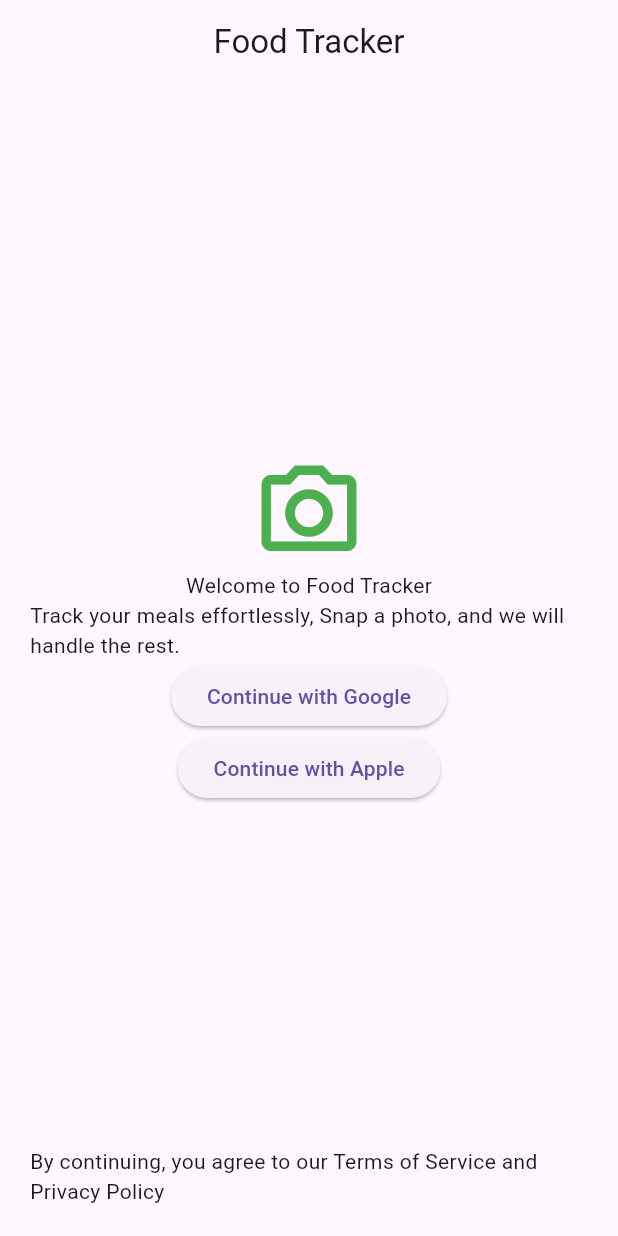
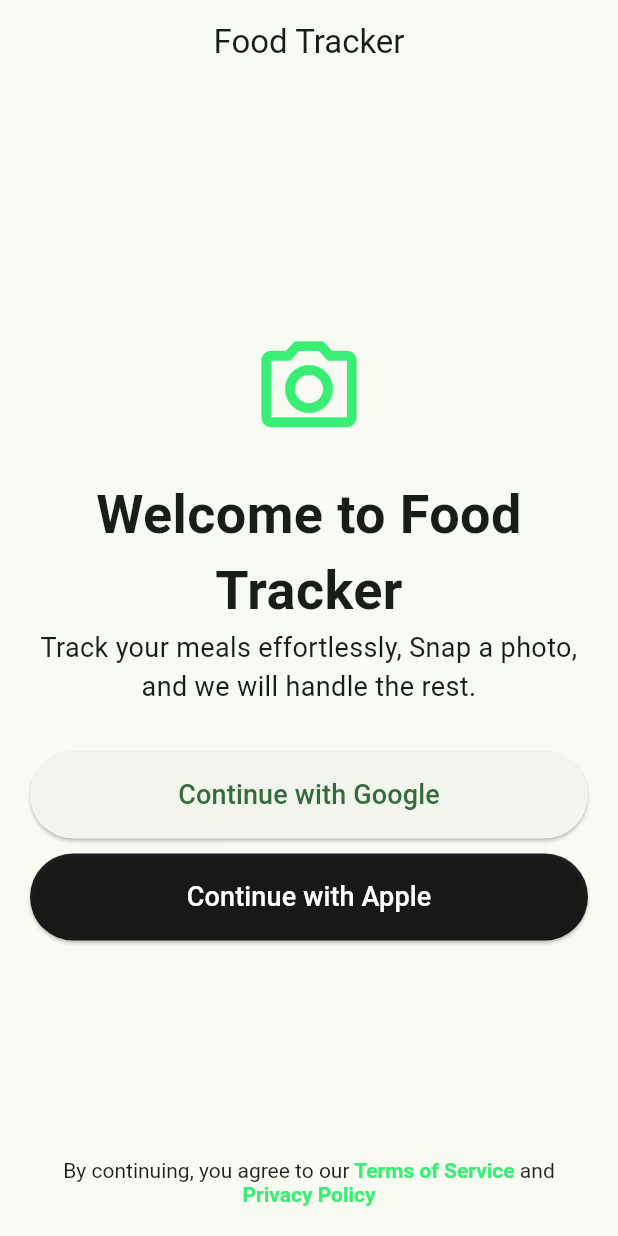
Before and after one commit to Hasibol-Hoda-Inu/Easy-Cal, a Flutter app: the screen it shows after launch, on a phone screen of 412 x 824 dp. Run offline on Flutter 3.47's test engine with Material 3 defaults, Android fonts, the phone set to English and light mode, and no system bars.

Commit message:
login screen, the journey starts here

```diff
--- a/lib/application/app.dart
+++ b/lib/application/app.dart
@@ -1,3 +1,4 @@
+import 'package:easy_cal/application/app_theme_data.dart';
 import 'package:easy_cal/features/auth/presentation/screen/login.dart';
 import 'package:easy_cal/homeScreen.dart';
 import 'package:flutter/material.dart';
@@ -8,6 +9,10 @@ class EasyCal extends StatelessWidget {
   @override
   Widget build(BuildContext context) {
     return MaterialApp(
+      debugShowCheckedModeBanner: false,
+      theme: AppThemeData.lightThemeData,
+      darkTheme: AppThemeData.darkThemeData,
+      themeMode: ThemeMode.light,
       home: Login(),
     );
   }
--- /dev/null
+++ b/lib/application/app_colors.dart
@@ -0,0 +1,5 @@
+import 'dart:ui';
+
+class AppColors {
+  static const Color themeColor = Color(0xff38ee74);
+}
--- /dev/null
+++ b/lib/application/app_theme_data.dart
@@ -0,0 +1,20 @@
+import 'package:easy_cal/application/app_colors.dart';
+import 'package:flutter/material.dart';
+
+class AppThemeData {
+  static ThemeData get lightThemeData{
+    return ThemeData(
+      colorSchemeSeed: AppColors.themeColor,
+      elevatedButtonTheme: ElevatedButtonThemeData(
+        style: ElevatedButton.styleFrom(
+          padding: EdgeInsets.symmetric(vertical: 16),
+        )
+      )
+    );
+  }
+  static ThemeData get darkThemeData{
+    return ThemeData(
+      colorSchemeSeed: AppColors.themeColor,
+    );
+  }
+}
--- a/lib/features/auth/presentation/screen/login.dart
+++ b/lib/features/auth/presentation/screen/login.dart
@@ -1,4 +1,7 @@
+import 'package:flutter/gestures.dart';
 import 'package:flutter/material.dart';
+
+import '../../../../application/app_colors.dart';
 
 class Login extends StatefulWidget {
   const Login({super.key});
@@ -23,21 +26,65 @@ class _LoginState extends State<Login> {
             Spacer(),
             Icon(
               Icons.camera_alt_outlined,
-              color: Colors.green,
+              color: AppColors.themeColor,
               size: 76,
             ),
-            Text("Welcome to Food Tracker"),
-            Text("Track your meals effortlessly, Snap a photo, and we will handle the rest."),
-            ElevatedButton(
-                onPressed: (){},
-                child: Text("Continue with Google"),
+            SizedBox(height: 20,),
+            Text("Welcome to Food Tracker",
+              textAlign: TextAlign.center,
+              style: TextStyle(
+              fontWeight: FontWeight.bold,
+              fontSize: 36
+            ),),
+            Text("Track your meals effortlessly, Snap a photo, and we will handle the rest.",
+              textAlign: TextAlign.center,
+              style: TextStyle(
+                fontSize: 18,
+              ),
             ),
-            ElevatedButton(
-                onPressed: (){},
-                child: Text("Continue with Apple"),
+            SizedBox(height: 30,),
+            SizedBox(
+              width: double.infinity,
+              child: ElevatedButton(
+                  onPressed: (){},
+                  child: Text("Continue with Google", style: TextStyle(fontSize: 18),),
+              ),
+            ),
+            SizedBox(height: 10,),
+            SizedBox(
+              width: double.infinity,
+              child: ElevatedButton(
+                  onPressed: (){},
+                  style: ElevatedButton.styleFrom(
+                    backgroundColor: Colors.black87,
+                    foregroundColor: Colors.white
+                  ),
+                  child: Text("Continue with Apple", style: TextStyle(fontSize: 18)),
+              ),
             ),
             Spacer(),
-            Text("By continuing, you agree to our Terms of Service and Privacy Policy"),
+            RichText(
+              textAlign: TextAlign.center,
+              text: TextSpan(
+                style: TextStyle(
+                  color: Colors.black87
+                ),
+                children: [
+                  TextSpan(text: "By continuing, you agree to our"),
+                  TextSpan(
+                      text: " Terms of Service",
+                      style: TextStyle(color: AppColors.themeColor, fontWeight: FontWeight.bold),
+                      recognizer: TapGestureRecognizer()..onTap,
+                  ),
+                  TextSpan(text: " and"),
+                  TextSpan(
+                      text: " Privacy Policy",
+                      style: TextStyle(color: AppColors.themeColor, fontWeight: FontWeight.bold),
+                      recognizer: TapGestureRecognizer()..onTap,
+                  ),
+                ]
+              ),
+            ),
           ],
         ),
       )
--- a/pubspec.yaml
+++ b/pubspec.yaml
@@ -58,8 +58,8 @@ flutter:
   uses-material-design: true
 
   # To add assets to your application, add an assets section, like this:
-  # assets:
-  #   - images/a_dot_burr.jpeg
+  assets:
+    - assets/images/
   #   - images/a_dot_ham.jpeg
 
   # An image asset can refer to one or more resolution-specific "variants", see
```
Also changed, not shown: 1 other file.
